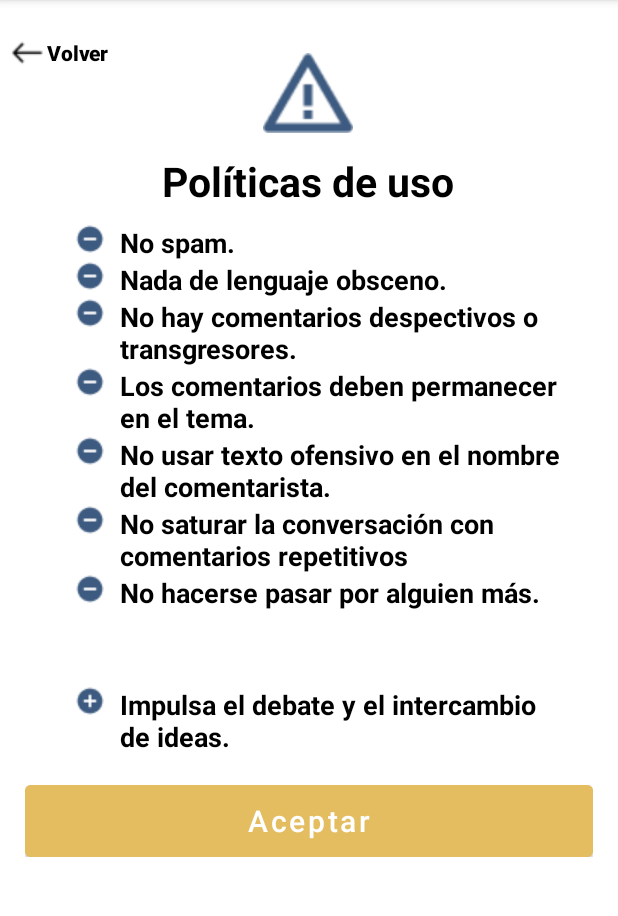
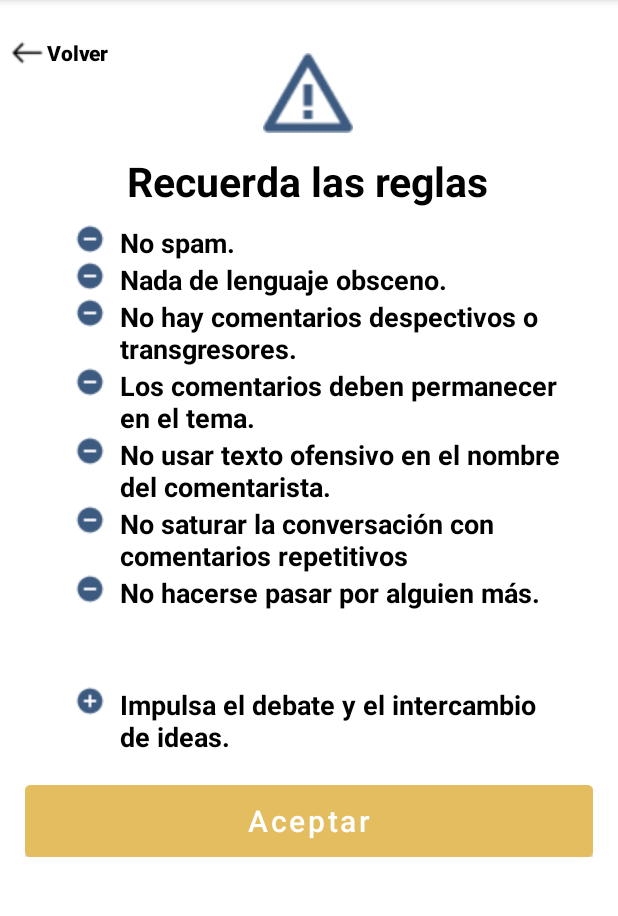
Before and after one commit to DanielCamSan/Confesionario, an Android app: the screen it shows after launch once a user with an empty profile is signed in (UserPolicies), after a tap on "Volver", on a phone screen of 412 x 824 dp, the part 90-1006 px from its top. Run offline under Robolectric (Android 15) with nearby library versions, the phone set to English and light mode, and no system bars; our stand-ins replace Firebase (no records; nobody signed in at launch, a user with empty details on screens opened directly).

Commit message:
re structure and some additions

```diff
--- a/app/src/main/AndroidManifest.xml
+++ b/app/src/main/AndroidManifest.xml
@@ -22,10 +22,10 @@
             </intent-filter>
         </activity>
         <activity
-            android:name=".UserPolicies"
+            android:name=".user_policies.UserPolicies"
             android:exported="false" />
         <activity
-            android:name=".Login"
+            android:name=".login.Login"
             android:exported="false" />
         <activity
             android:name=".publications.Publications"
--- a/app/src/main/java/edu/bo/confesionario/Confesion.kt
+++ b/app/src/main/java/edu/bo/confesionario/Confesion.kt
@@ -8,12 +8,12 @@ import android.widget.*
 import com.google.android.gms.auth.api.signin.GoogleSignIn
 import com.google.android.gms.auth.api.signin.GoogleSignInOptions
 import com.google.firebase.auth.FirebaseAuth
+import edu.bo.confesionario.login.Login
 import edu.bo.confesionario.publications.Publications
 import edu.bo.confesionario.publish.MainViewModel
 import edu.bo.data.PublicationsRepository
 import edu.bo.domain.Publication
 import edu.bo.framework.DatabaseRef
-import edu.bo.framework.RetrofitBuilder
 import edu.bo.usecases.PostPublication
 import java.util.*
 
--- a/app/src/main/java/edu/bo/confesionario/Help.kt
+++ b/app/src/main/java/edu/bo/confesionario/Help.kt
@@ -10,6 +10,7 @@ import android.widget.Toast
 import com.google.android.gms.auth.api.signin.GoogleSignIn
 import com.google.android.gms.auth.api.signin.GoogleSignInOptions
 import com.google.firebase.auth.FirebaseAuth
+import edu.bo.confesionario.login.Login
 
 class Help : AppCompatActivity() {
     private var expandableTextView: ExpandableListView? = null
--- a/app/src/main/java/edu/bo/confesionario/IndividualConfession.kt
+++ b/app/src/main/java/edu/bo/confesionario/IndividualConfession.kt
@@ -12,6 +12,7 @@ import com.google.android.gms.auth.api.signin.GoogleSignInOptions
 import com.google.firebase.auth.FirebaseAuth
 import edu.bo.confesionario.adapter.CommentAdapter
 import edu.bo.confesionario.comments.MainViewModel
+import edu.bo.confesionario.login.Login
 import edu.bo.data.CommentsRepository
 import edu.bo.domain.Comment
 import edu.bo.domain.Publication
--- a/app/src/main/java/edu/bo/confesionario/Publications.kt
+++ b/app/src/main/java/edu/bo/confesionario/Publications.kt
@@ -16,10 +16,10 @@ import com.google.android.gms.auth.api.signin.GoogleSignIn
 import com.google.android.gms.auth.api.signin.GoogleSignInOptions
 import com.google.android.material.tabs.TabLayout
 import com.google.firebase.auth.FirebaseAuth
+import edu.bo.confesionario.login.Login
 import edu.bo.confesionario.publications.*
 import edu.bo.data.PublicationsRepository
 import edu.bo.framework.DatabaseRef
-import edu.bo.framework.RetrofitBuilder
 import edu.bo.usecases.GetPublications
 
 import kotlinx.android.synthetic.main.activity_publications.*
--- a/app/src/main/java/edu/bo/confesionario/UserPolicies.kt
+++ /dev/null
@@ -1,77 +0,0 @@
-package edu.bo.confesionario
-
-import android.annotation.SuppressLint
-import android.content.Intent
-import android.os.Bundle
-import android.widget.Button
-import android.widget.ImageButton
-import android.widget.Toast
-import androidx.appcompat.app.AppCompatActivity
-import com.google.android.gms.auth.api.signin.GoogleSignIn
-import com.google.android.gms.auth.api.signin.GoogleSignInOptions
-import com.google.firebase.auth.FirebaseAuth
-import edu.bo.confesionario.publications.Publications
-
-
-class UserPolicies : AppCompatActivity() {
-
-    private val goBackBtn : Button
-        get() =  findViewById(R.id.go_back_btn)
-
-
-    private val toolBarLogoutBtn : ImageButton
-        get() =  findViewById(R.id.toolBarLogoutBtn)
-
-    private val appInfoBtn : ImageButton
-        get() =  findViewById(R.id.infoBtn)
-
-    private val acceptPoliciesBtn : Button
-        get() =  findViewById(R.id.acceptPoliciesBtn)
-
-    @SuppressLint("UseCompatLoadingForDrawables")
-    override fun onCreate(savedInstanceState: Bundle?) {
-        super.onCreate(savedInstanceState)
-        setContentView(R.layout.activity_user_policies)
-
-
-        goBackBtn.setOnClickListener{
-            FirebaseAuth.getInstance().signOut()
-            GoogleSignIn.getClient(
-                this,
-                GoogleSignInOptions.Builder(GoogleSignInOptions.DEFAULT_SIGN_IN).build()
-            ).signOut()
-            Toast.makeText(this, R.string.logout_msg, Toast.LENGTH_SHORT).show()
-            val intent = Intent(applicationContext, Login::class.java)
-            startActivity(intent)
-            this.overridePendingTransition(0, 0);
-
-        }
-
-        toolBarLogoutBtn.setOnClickListener{
-            FirebaseAuth.getInstance().signOut()
-            GoogleSignIn.getClient(
-                this,
-                GoogleSignInOptions.Builder(GoogleSignInOptions.DEFAULT_SIGN_IN).build()
-            ).signOut()
-            Toast.makeText(this, R.string.logout_msg, Toast.LENGTH_SHORT).show()
-            val intent = Intent(applicationContext, Login::class.java)
-            startActivity(intent)
-            this.overridePendingTransition(0, 0);
-        }
-
-        acceptPoliciesBtn.setOnClickListener{
-            val intent = Intent(this, Publications::class.java)
-            startActivity(intent)
-            this.overridePendingTransition(0, 0);
-
-        }
-
-
-        appInfoBtn.setOnClickListener{
-            val intent = Intent(this, Help::class.java)
-            startActivity(intent)
-            this.overridePendingTransition(0, 0);
-
-        }
-    }
-}
--- a/app/src/main/java/edu/bo/confesionario/Welcome.kt
+++ b/app/src/main/java/edu/bo/confesionario/Welcome.kt
@@ -4,15 +4,31 @@ import android.content.Intent
 import androidx.appcompat.app.AppCompatActivity
 import android.os.Bundle
 import android.os.Handler
-import edu.bo.confesionario.publications.Publications
+import com.google.android.gms.auth.api.signin.GoogleSignIn
+import com.google.android.gms.auth.api.signin.GoogleSignInOptions
+import com.google.firebase.auth.FirebaseAuth
+import edu.bo.confesionario.login.Login
+import java.lang.Exception
 
 class Welcome : AppCompatActivity() {
     override fun onCreate(savedInstanceState: Bundle?) {
         super.onCreate(savedInstanceState)
         setContentView(R.layout.activity_welcome)
-        Handler().postDelayed({
-            val intent = Intent(this, Login::class.java)
-            startActivity(intent)
-        }, 0)
+
+
+        try {
+            Handler().postDelayed({
+                val intent = Intent(this, Login::class.java)
+                startActivity(intent)
+            }, 0)
+        }catch (e:Exception){
+            FirebaseAuth.getInstance().signOut()
+            GoogleSignIn.getClient(
+                this,
+                GoogleSignInOptions.Builder(GoogleSignInOptions.DEFAULT_SIGN_IN).build()
+            ).signOut()
+        }
+
     }
+
 }
--- a/app/src/main/java/edu/bo/confesionario/Login.kt
+++ b/app/src/main/java/edu/bo/confesionario/login/Login.kt
@@ -1,4 +1,4 @@
-package edu.bo.confesionario
+package edu.bo.confesionario.login
 
 import android.content.Intent
 import android.os.Bundle
@@ -14,34 +14,33 @@ import com.google.firebase.auth.FirebaseUser
 import com.google.firebase.auth.GoogleAuthProvider
 import com.google.firebase.auth.ktx.auth
 import com.google.firebase.ktx.Firebase
-import edu.bo.confesionario.publications.Publications
+import edu.bo.confesionario.R
+import edu.bo.confesionario.user_policies.UserPolicies
 import java.lang.Exception
 
 
 class Login : AppCompatActivity() {
 
-    // [START declare_auth]
     private lateinit var auth: FirebaseAuth
-    // [END declare_auth]
     private lateinit var googleSignInClient: GoogleSignInClient
-    // [START on_start_check_user]
     override fun onStart() {
+        try {
             super.onStart()
-        // Check if user is signed in (non-null) and update UI accordingly.
             val currentUser = auth.currentUser
             if (currentUser != null) {
                 val intent = Intent(applicationContext, UserPolicies::class.java)
                 startActivity(intent)
             }
             updateUI(currentUser, true)
+        }catch (e:Exception){
+
         }
-    // [END on_start_check_user]
 
-    // [START onactivityresult]
+    }
+
     override fun onActivityResult(requestCode: Int, resultCode: Int, data: Intent?) {
         super.onActivityResult(requestCode, resultCode, data)
 
-        // Result returned from launching the Intent from GoogleSignInApi.getSignInIntent(...);
         if (requestCode == RC_SIGN_IN) {
             val task = GoogleSignIn.getSignedInAccountFromIntent(data)
             try {
@@ -62,14 +61,11 @@ class Login : AppCompatActivity() {
                     this,
                     GoogleSignInOptions.Builder(GoogleSignInOptions.DEFAULT_SIGN_IN).build()
                 ).signOut()
-                // Google Sign In failed, update UI appropriately
                 Toast.makeText(this, e.message.toString() , Toast.LENGTH_SHORT).show()
             }
         }
     }
-    // [END onactivityresult]
 
-    // [START auth_with_google]
     private fun firebaseAuthWithGoogle(idToken: String) {
         val credential = GoogleAuthProvider.getCredential(idToken, null)
         auth.signInWithCredential(credential)
@@ -78,7 +74,7 @@ class Login : AppCompatActivity() {
                     task.result.additionalUserInfo.toString();
                     val isNew = task.result.additionalUserInfo!!.isNewUser
                     val user = auth.currentUser
-                    Toast.makeText(this, R.string.login_msg  , Toast.LENGTH_SHORT).show()
+                    Toast.makeText(this, R.string.login_msg, Toast.LENGTH_SHORT).show()
 
                     updateUI(user, isNew)
                 } else {
@@ -88,16 +84,11 @@ class Login : AppCompatActivity() {
                 }
             }
     }
-    // [END auth_with_google]
 
-    // [START signin]
     private fun signIn() {
         val signInIntent = googleSignInClient.signInIntent
         startActivityForResult(signInIntent, RC_SIGN_IN)
-        //        val intent = Intent(applicationContext, UserPolicies::class.java)
-        //        startActivity(intent)
     }
-    // [END signin]
 
     private fun updateUI(user: FirebaseUser?, isNew: Boolean) {
         lateinit var intent: Intent;
@@ -107,7 +98,7 @@ class Login : AppCompatActivity() {
 
             }
             else{
-                intent = Intent(applicationContext, Publications::class.java)
+                intent = Intent(applicationContext, UserPolicies::class.java)
             }
             startActivity(intent)
         }
@@ -129,28 +120,14 @@ class Login : AppCompatActivity() {
 
         loginBtn.setOnClickListener{
             signIn();
-
-            //            val intent = Intent(this, UserPolicies::class.java)
-            //            startActivity(intent)
-
         }
-        // [START config_signin]
-        // Configure Google Sign In
         val gso = GoogleSignInOptions.Builder(GoogleSignInOptions.DEFAULT_SIGN_IN)
             .requestIdToken(getString(R.string.default_web_client_id))
             .requestEmail()
             .build()
 
         googleSignInClient = GoogleSignIn.getClient(this, gso)
-        // [END config_signin]
-
-
-        // [START initialize_auth]
-        // Initialize Firebase Auth
         auth = Firebase.auth
-        // [END initialize_auth]
-
-
     }
 
 }
--- a/app/src/main/java/edu/bo/confesionario/publications/Publications.kt
+++ b/app/src/main/java/edu/bo/confesionario/publications/Publications.kt
@@ -2,7 +2,6 @@ package edu.bo.confesionario.publications
 
 import android.content.Intent
 import android.os.Bundle
-import android.util.Log
 import android.view.View
 import android.widget.Button
 import android.widget.ImageButton
@@ -17,6 +16,7 @@ import com.google.android.material.tabs.TabLayout
 import com.google.firebase.auth.FirebaseAuth
 import edu.bo.confesionario.*
 import edu.bo.confesionario.R
+import edu.bo.confesionario.login.Login
 import edu.bo.data.PublicationsRepository
 import edu.bo.framework.DatabaseRef
 import edu.bo.usecases.GetPublications
--- /dev/null
+++ b/app/src/main/java/edu/bo/confesionario/user_policies/UserPolicies.kt
@@ -0,0 +1,87 @@
+package edu.bo.confesionario.user_policies
+
+import android.annotation.SuppressLint
+import android.content.Intent
+import android.os.Bundle
+import android.view.View
+import android.widget.Button
+import android.widget.ImageButton
+import android.widget.Toast
+import androidx.appcompat.app.AppCompatActivity
+import androidx.lifecycle.Observer
+import com.google.android.gms.auth.api.signin.GoogleSignIn
+import com.google.android.gms.auth.api.signin.GoogleSignInOptions
+import com.google.firebase.auth.FirebaseAuth
+import edu.bo.confesionario.Help
+import edu.bo.confesionario.R
+import edu.bo.confesionario.login.Login
+import edu.bo.confesionario.publications.Publications
+
+
+class UserPolicies : AppCompatActivity() {
+
+    private val goBackBtn : Button
+        get() =  findViewById(R.id.go_back_btn)
+
+
+    private val toolBarLogoutBtn : ImageButton
+        get() =  findViewById(R.id.toolBarLogoutBtn)
+
+    private val appInfoBtn : ImageButton
+        get() =  findViewById(R.id.infoBtn)
+
+    private val acceptPoliciesBtn : Button
+        get() =  findViewById(R.id.acceptPoliciesBtn)
+    private lateinit var userPoliciesViewModel: UserPoliciesViewModel
+
+    @SuppressLint("UseCompatLoadingForDrawables")
+    override fun onCreate(savedInstanceState: Bundle?) {
+        super.onCreate(savedInstanceState)
+        setContentView(R.layout.activity_user_policies)
+        userPoliciesViewModel = UserPoliciesViewModel(UserPoliciesRepository())
+
+        goBackBtn.setOnClickListener{
+            userPoliciesViewModel.acceptRules(false);
+        }
+
+        toolBarLogoutBtn.setOnClickListener{
+            userPoliciesViewModel.acceptRules(false);
+        }
+
+        acceptPoliciesBtn.setOnClickListener{
+            userPoliciesViewModel.acceptRules(true);
+        }
+        userPoliciesViewModel.model.observe(this, Observer(::updateUi));
+
+        appInfoBtn.setOnClickListener{
+            val intent = Intent(this, Help::class.java)
+            startActivity(intent)
+            this.overridePendingTransition(0, 0);
+        }
+    }
+
+    private fun updateUi(uiModel: UserPoliciesViewModel.UiModel?) {
+        when (uiModel) {
+            is UserPoliciesViewModel.UiModel.RulesAccepted -> validateAccept(uiModel.resp)
+        }
+    }
+
+    private fun validateAccept(resp: Response<String>) {
+        if ( resp.code == 0) {
+            val intent = Intent(this, Publications::class.java)
+            startActivity(intent)
+            this.overridePendingTransition(0, 0);
+            Toast.makeText(this, resp.message, Toast.LENGTH_LONG).show()
+        } else {
+            FirebaseAuth.getInstance().signOut()
+            GoogleSignIn.getClient(
+                this,
+                GoogleSignInOptions.Builder(GoogleSignInOptions.DEFAULT_SIGN_IN).build()
+            ).signOut()
+            Toast.makeText(this, R.string.logout_msg, Toast.LENGTH_SHORT).show()
+            val intent = Intent(applicationContext, Login::class.java)
+            startActivity(intent)
+            this.overridePendingTransition(0, 0);
+        }
+    }
+}
--- /dev/null
+++ b/app/src/main/java/edu/bo/confesionario/user_policies/UserPoliciesRepository.kt
@@ -0,0 +1,17 @@
+package edu.bo.confesionario.user_policies
+
+class UserPoliciesRepository () {
+    fun acceptRules(state: Boolean ) : Response<String> {
+        if(state) {
+            return Response(0, "Reglas acceptadas")
+        } else {
+            return Response(-1, message = "error")
+        }
+    }
+}
+
+data class Response<T>(
+    val code: Int = 0,
+    val message: String = "",
+    val result: T? = null
+)
--- /dev/null
+++ b/app/src/main/java/edu/bo/confesionario/user_policies/UserPoliciesViewModel.kt
@@ -0,0 +1,26 @@
+package edu.bo.confesionario.user_policies
+
+import android.os.Handler
+import androidx.lifecycle.LiveData
+import androidx.lifecycle.MutableLiveData
+import androidx.lifecycle.ViewModel
+
+class UserPoliciesViewModel (val userPoliciesRepository: UserPoliciesRepository) : ViewModel() {
+    val model: LiveData<UiModel>
+        get() {
+            return _model
+        }
+
+    sealed class UiModel {
+        class RulesAccepted(val resp: Response<String>) : UiModel()
+    }
+
+    private val _model = MutableLiveData<UiModel>()
+
+    fun acceptRules(state:Boolean) {
+        val runnable = Runnable {
+            _model.value = UiModel.RulesAccepted(userPoliciesRepository.acceptRules(state))
+        }
+        Handler().postDelayed(runnable, 0)
+    }
+}
--- a/app/src/main/res/layout/activity_login.xml
+++ b/app/src/main/res/layout/activity_login.xml
@@ -6,7 +6,7 @@
     android:layout_height="match_parent"
     android:background="@drawable/login_bg"
     app:layout_constraintHorizontal_chainStyle="spread_inside"
-    tools:context=".Login">
+    tools:context=".login.Login">
 
     <ImageView
         android:id="@+id/imageView"
--- a/app/src/main/res/layout/activity_user_policies.xml
+++ b/app/src/main/res/layout/activity_user_policies.xml
@@ -5,7 +5,7 @@
     android:id="@+id/linear"
     android:layout_width="match_parent"
     android:layout_height="match_parent"
-    tools:context=".UserPolicies">
+    tools:context=".user_policies.UserPolicies">
 
   <TextView
       android:id="@+id/textView"
@@ -28,7 +28,7 @@
       android:layout_height="wrap_content"
       android:layout_marginStart="10dp"
       android:layout_marginTop="10dp"
-      android:text="No spam. "
+      android:text="@string/no_spam_txt"
       android:textColor="#000000"
       android:textSize="18sp"
       android:textStyle="bold"
@@ -42,7 +42,7 @@
       android:layout_width="300dp"
       android:layout_height="wrap_content"
       android:layout_marginStart="10dp"
-      android:text="No saturar la conversación con comentarios repetitivos"
+      android:text="@string/rule1_txt"
       android:textColor="#000000"
       android:textSize="18sp"
       android:textStyle="bold"
@@ -56,7 +56,7 @@
       android:layout_width="300dp"
       android:layout_height="wrap_content"
       android:layout_marginStart="10dp"
-      android:text="No hacerse pasar por alguien más. "
+      android:text="@string/rule2_txt"
       android:textColor="#000000"
       android:textSize="18sp"
       android:textStyle="bold"
@@ -71,7 +71,7 @@
       android:layout_height="wrap_content"
       android:layout_marginStart="10dp"
       android:layout_marginTop="50dp"
-      android:text="Impulsa el debate y el intercambio de ideas."
+      android:text="@string/rule3_txt"
       android:textColor="@color/black"
       android:textSize="18sp"
       android:textStyle="bold"
@@ -86,7 +86,7 @@
       android:layout_height="wrap_content"
       android:layout_marginStart="10dp"
       android:layout_marginEnd="5dp"
-      android:text="No usar texto ofensivo en el nombre del comentarista."
+      android:text="@string/rule4_txt"
       android:textColor="#000000"
       android:textSize="18sp"
       android:textStyle="bold"
@@ -100,7 +100,7 @@
       android:layout_width="300dp"
       android:layout_height="wrap_content"
       android:layout_marginStart="10dp"
-      android:text="Los comentarios deben permanecer en el tema. "
+      android:text="@string/rule5_txt"
       android:textColor="#000000"
       android:textSize="18sp"
       android:textStyle="bold"
@@ -114,7 +114,7 @@
       android:layout_width="300dp"
       android:layout_height="wrap_content"
       android:layout_marginStart="10dp"
-      android:text="No hay comentarios despectivos o transgresores. "
+      android:text="@string/rule6_txt"
       android:textColor="#000000"
       android:textSize="18sp"
       android:textStyle="bold"
@@ -128,7 +128,7 @@
       android:layout_width="300dp"
       android:layout_height="wrap_content"
       android:layout_marginStart="10dp"
-      android:text="Nada de lenguaje obsceno. "
+      android:text="@string/rule7_txt"
       android:textColor="#000000"
       android:textSize="18sp"
       android:textStyle="bold"
@@ -227,7 +227,7 @@
       android:layout_width="60dp"
       android:layout_height="60dp"
       android:layout_marginTop="92dp"
-      android:contentDescription="TODO"
+      android:contentDescription="@string/atention_txt"
       app:layout_constraintEnd_toEndOf="parent"
       app:layout_constraintHorizontal_bias="0.498"
       app:layout_constraintStart_toStartOf="parent"
--- a/app/src/main/res/values/strings.xml
+++ b/app/src/main/res/values/strings.xml
@@ -13,13 +13,22 @@
 
     <string name="login_txt">Login</string>
     <string name="login_w_google_txt">Login with Google</string>
-    <string name="policies_title_txt">Políticas de uso</string>
+    <string name="policies_title_txt">Recuerda las reglas</string>
     <string name="policies_body_txt">body</string>
     <string name="accept_button_txt">Aceptar</string>
     <string name="go_back_txt">Volver</string>
     <string name="logout_msg">Se salio de sesion exitosamente</string>
     <string name="login_msg">Inicio exitoso</string>
     <string name="failed_login_msg">Inicio de sesion fallido</string>
+    <string name="no_spam_txt">No spam. </string>
+    <string name="rule1_txt">No saturar la conversación con comentarios repetitivos</string>
+    <string name="rule2_txt">No hacerse pasar por alguien más. </string>
+    <string name="rule3_txt">Impulsa el debate y el intercambio de ideas.</string>
+    <string name="rule4_txt">No usar texto ofensivo en el nombre del comentarista.</string>
+    <string name="rule5_txt">Los comentarios deben permanecer en el tema. </string>
+    <string name="rule6_txt">No hay comentarios despectivos o transgresores.  </string>
+    <string name="rule7_txt">Nada de lenguaje obsceno. </string>
+    <string name="atention_txt">atencion </string>
 
     <string name="your_web_client_id">36533471456-fq2volkopvtkg3tjpp450rmi69vl0jst.apps.googleusercontent.com</string>
 </resources>
--- a/framework/src/main/java/edu/bo/framework/CommentDataSource.kt
+++ b/framework/src/main/java/edu/bo/framework/CommentDataSource.kt
@@ -25,6 +25,7 @@ class CommentDataSource (val commentList: MutableList<CommentDTO?>, val idPublic
                         commentList.add(getDTO(snapcomment))
                     }
                 }
+                commentList.sortBy {it?.commentDate}
             }
             override fun onCancelled(p0: DatabaseError) {}
         })
```
Also changed, not shown: app/src/main/java/edu/bo/confesionario/login/LoginRepository.kt (added, +17 -0 lines), app/src/main/java/edu/bo/confesionario/login/LoginViewModel.kt (added, +30 -0 lines). Lines whose indentation alone changed are shown as unchanged.
